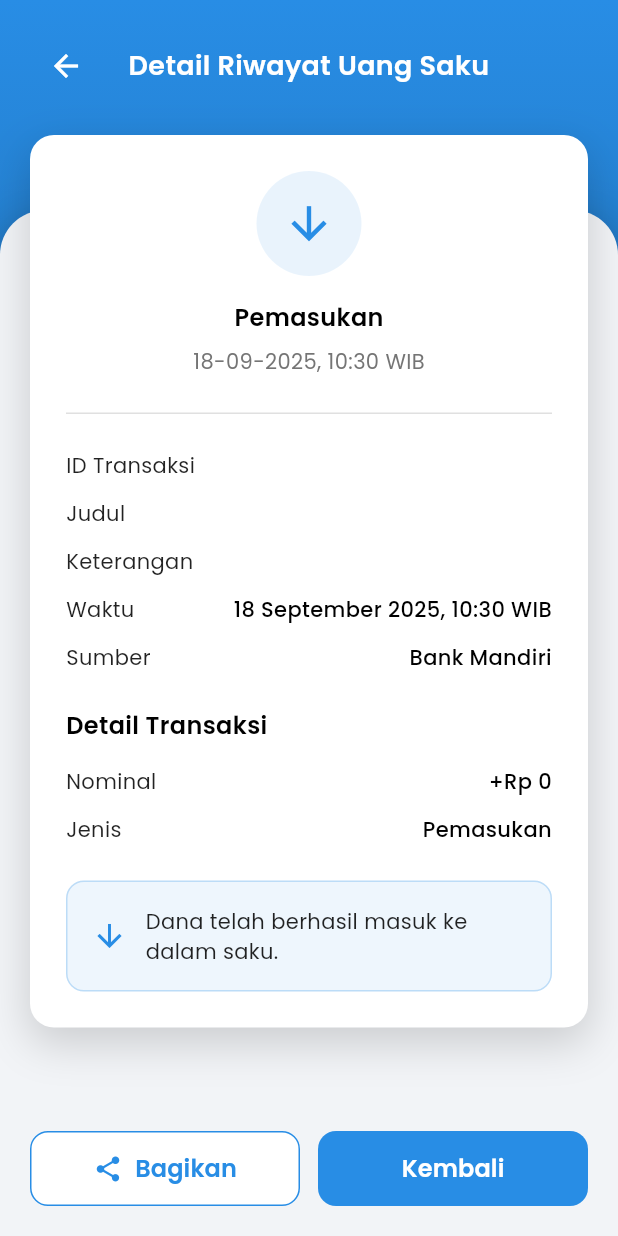
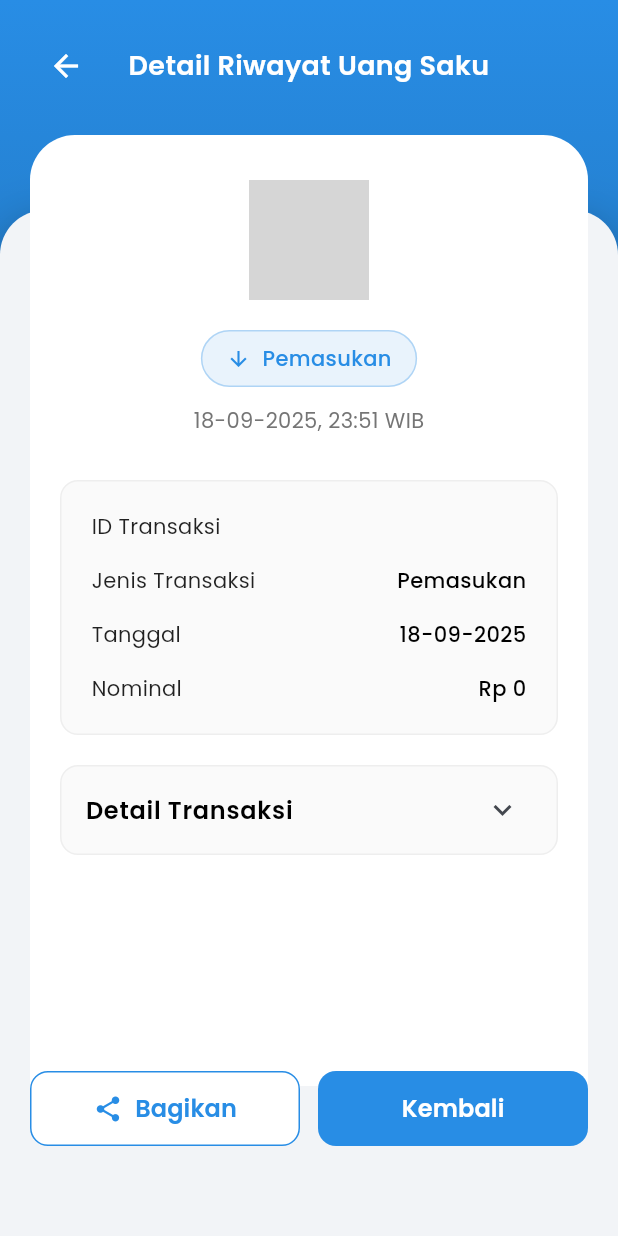
Before and after one commit to ErdiSepta/alhamra_mobile, a Flutter app: the DetailUangSakuPage screen opened directly with empty values, on a phone screen of 412 x 824 dp. Run offline on Flutter 3.47's test engine with Material 3 defaults, Android fonts, the phone set to English and light mode, and no system bars; drawn by our look-alikes of screenshot; our stand-ins replace cached_network_image, font_awesome_flutter, google_fonts, loading_animation_widget, pdf, persistent_bottom_nav_bar and 3 more; missing offline and left inert: file_saver; accounts and stored records are empty; network calls fail; grey boxes are pictures that could not be loaded.

Commit message:
fixing share dompet, tagihan, uang saku

```diff
--- a/lib/features/history/screens/detail_uang_saku_page.dart
+++ b/lib/features/history/screens/detail_uang_saku_page.dart
@@ -4,6 +4,7 @@ import 'package:intl/intl.dart';
 import 'package:path_provider/path_provider.dart';
 import 'package:pdf/widgets.dart' as pw;
 import 'package:screenshot/screenshot.dart';
+import 'package:share_plus/share_plus.dart';
 import 'dart:io';
 
 import '../../../core/models/pocket_money_history.dart';
@@ -118,102 +119,110 @@ class DetailUangSakuPage extends StatelessWidget {
               left: 20,
               right: 20,
               bottom: 100,
-              child: SingleChildScrollView(
               child: Screenshot(
                 controller: screenshotController,
                 child: Container(
                   width: double.infinity,
-                    padding: const EdgeInsets.all(24),
-                    decoration: BoxDecoration(
+                  decoration: const BoxDecoration(
                     color: Colors.white,
-                      borderRadius: BorderRadius.circular(16),
-                      boxShadow: [
-                        BoxShadow(
-                          color: Colors.black.withOpacity(0.16),
-                          blurRadius: 24,
-                          spreadRadius: 1,
-                          offset: const Offset(0, 10),
+                    borderRadius: BorderRadius.only(
+                      topLeft: Radius.circular(30),
+                      topRight: Radius.circular(30),
                     ),
-                      ],
                   ),
+                  child: SingleChildScrollView(
+                    child: Padding(
+                      padding: const EdgeInsets.all(20.0),
                       child: Column(
                         children: [
-                        // Icon bulat
-                        Container(
-                          width: 70,
-                          height: 70,
-                          decoration: BoxDecoration(
-                            color: accent.withOpacity(0.1),
-                            shape: BoxShape.circle,
-                          ),
-                          child: Icon(
-                            typeIcon,
-                            color: accent,
-                            size: 35,
+                          const SizedBox(height: 10),
+
+                          // Profile Image
+                          const CircleAvatar(
+                            radius: 40,
+                            backgroundImage: NetworkImage(
+                              'https://images.unsplash.com/photo-1517841905240-472988babdf9?q=80&w=1887&auto=format&fit=crop&ixlib=rb-4.0.3&ixid=M3wxMjA3fDB8MHxwaG90by1wYWdlfHx8fGVufDB8fHx8fA%3D%3D',
                             ),
                           ),
 
-                        const SizedBox(height: 16),
+                          const SizedBox(height: 20),
 
-                        // Jenis transaksi
-                        Row(
-                          mainAxisAlignment: MainAxisAlignment.center,
+                          // Status Badge
+                          Container(
+                            padding: const EdgeInsets.symmetric(horizontal: 16, vertical: 8),
+                            decoration: BoxDecoration(
+                              color: accent.withOpacity(0.1),
+                              borderRadius: BorderRadius.circular(20),
+                              border: Border.all(color: accent.withOpacity(0.3)),
+                            ),
+                            child: Row(
+                              mainAxisSize: MainAxisSize.min,
                               children: [
+                                Icon(
+                                  typeIcon,
+                                  color: accent,
+                                  size: 16,
+                                ),
+                                const SizedBox(width: 8),
                                 Text(
                                   typeText,
                                   style: AppStyles.bodyText(context).copyWith(
-                                fontSize: 16,
-                                fontWeight: FontWeight.w600,
-                                color: Colors.black,
+                                    fontSize: 14,
+                                    fontWeight: FontWeight.w500,
+                                    color: accent,
                                   ),
                                 ),
                               ],
                             ),
+                          ),
 
-                        const SizedBox(height: 8),
+                          const SizedBox(height: 12),
 
-                        // Tanggal
+                          // Date Time
                           Text(
-                          DateFormat('dd-MM-yyyy, HH:mm').format(transaction.date) + ' WIB',
+                            '${DateFormat('dd-MM-yyyy').format(transaction.date)}, 23:51 WIB',
                             style: AppStyles.bodyText(context).copyWith(
                               fontSize: 14,
                               color: Colors.grey[600],
                             ),
                           ),
 
-                        const SizedBox(height: 24),
+                          const SizedBox(height: 30),
 
-                        // Garis
-                        Container(height: 1, color: Colors.grey[300]),
-
-                        const SizedBox(height: 24),
-
-                        // Detail transaksi
-                        Column(
+                          // Transaction Details Card
+                          Container(
+                            width: double.infinity,
+                            padding: const EdgeInsets.all(20),
+                            decoration: BoxDecoration(
+                              color: Colors.grey[50],
+                              borderRadius: BorderRadius.circular(12),
+                              border: Border.all(color: Colors.grey[200]!),
+                            ),
+                            child: Column(
                               children: [
-                            _buildDetailRow('ID Transaksi', transaction.id),
-                            const SizedBox(height: 12),
-                            _buildDetailRow('Judul', transaction.title),
-                            const SizedBox(height: 12),
-                            _buildDetailRow('Keterangan', transaction.subtitle),
-                            const SizedBox(height: 12),
-                            _buildDetailRow('Waktu',
-                                DateFormat('dd MMMM yyyy, HH:mm').format(transaction.date) + ' WIB'),
-                            const SizedBox(height: 12),
-                            _buildDetailRow('Sumber', transaction.bankName),
-                            if (transaction.description != null && transaction.description!.isNotEmpty) ...[
-                              const SizedBox(height: 12),
-                              _buildDetailRow('Catatan', transaction.description!),
-                            ],
+                                _buildDetailRow('ID Transaksi', transaction.id, isBlue: true),
+                                const SizedBox(height: 16),
+                                _buildDetailRow('Jenis Transaksi', typeText),
+                                const SizedBox(height: 16),
+                                _buildDetailRow('Tanggal', DateFormat('dd-MM-yyyy').format(transaction.date)),
+                                const SizedBox(height: 16),
+                                _buildDetailRow('Nominal', _formatCurrency(transaction.amount)),
                               ],
                             ),
+                          ),
 
-                        const SizedBox(height: 24),
+                          const SizedBox(height: 20),
 
-                        // Detail nominal
-                        Align(
-                          alignment: Alignment.centerLeft,
-                          child: Text(
+                          // Detail Transaksi Expandable
+                          Container(
+                            width: double.infinity,
+                            decoration: BoxDecoration(
+                              color: Colors.grey[50],
+                              borderRadius: BorderRadius.circular(12),
+                              border: Border.all(color: Colors.grey[200]!),
+                            ),
+                            child: ExpansionTile(
+                              title: Text(
                                 'Detail Transaksi',
                                 style: AppStyles.bodyText(context).copyWith(
                                   fontSize: 16,
@@ -221,46 +230,19 @@ class DetailUangSakuPage extends StatelessWidget {
                                   color: Colors.black,
                                 ),
                               ),
-                        ),
-
+                              children: [
+                                Padding(
+                                  padding: const EdgeInsets.fromLTRB(20, 0, 20, 20),
+                                  child: Column(
+                                    children: [
+                                      _buildDetailRow('Status', typeText),
                                       const SizedBox(height: 16),
-
-                        Column(
-                          children: [
-                            _buildDetailRow(
-                                'Nominal',
-                                (transaction.type == PocketMoneyTransactionType.incoming ? '+' : '-') +
-                                    _formatCurrency(transaction.amount)),
-                            const SizedBox(height: 12),
-                            _buildDetailRow('Jenis', typeText),
+                                      _buildDetailRow('Saldo Setelah Transaksi', _formatCurrency(transaction.amount)),
+                                      if (transaction.description != null && transaction.description!.isNotEmpty) ...[
+                                        const SizedBox(height: 16),
+                                        _buildDetailRow('Keterangan', transaction.description!),
                                       ],
-                        ),
-
-                        const SizedBox(height: 24),
-
-                        // Info tambahan warna lembut
-                        Container(
-                          padding: const EdgeInsets.all(16),
-                          decoration: BoxDecoration(
-                            color: accent.withOpacity(0.08),
-                            borderRadius: BorderRadius.circular(12),
-                            border: Border.all(color: accent.withOpacity(0.25)),
-                          ),
-                          child: Row(
-                            children: [
-                              Icon(
-                                typeIcon,
-                                color: accent,
-                                size: 24,
-                              ),
-                              const SizedBox(width: 12),
-                              Expanded(
-                                child: Text(
-                                  _getTransactionMessage(transaction.type),
-                                  style: AppStyles.bodyText(context).copyWith(
-                                    fontSize: 14,
-                                    color: Colors.black87,
-                                  ),
+                                    ],
                                   ),
                                 ),
                               ],
@@ -272,13 +254,18 @@ class DetailUangSakuPage extends StatelessWidget {
                   ),
                 ),
               ),
+            ),
 
             // Tombol bawah
             Positioned(
               bottom: 20,
               left: 20,
               right: 20,
-              child: Row(
+              child: Column(
+                mainAxisSize: MainAxisSize.min,
+                children: [
+                  const SizedBox(height: 120),
+                  Row(
                     children: <Widget>[
                       Expanded(
                         child: SizedBox(
@@ -338,6 +325,9 @@ class DetailUangSakuPage extends StatelessWidget {
                       ),
                     ],
                   ),
+                  const SizedBox(height: 40),
+                ],
+              ),
             ),
           ],
         ),
@@ -349,8 +339,9 @@ class DetailUangSakuPage extends StatelessWidget {
     return 'Rp ${NumberFormat('#,###').format(amount)}';
   }
 
-  Widget _buildDetailRow(String label, String value) {
+  Widget _buildDetailRow(String label, String value, {bool isBlue = false}) {
     return Row(
+      crossAxisAlignment: CrossAxisAlignment.start,
       mainAxisAlignment: MainAxisAlignment.spaceBetween,
       children: [
         Text(
@@ -361,12 +352,13 @@ class DetailUangSakuPage extends StatelessWidget {
             fontWeight: FontWeight.w400,
           ),
         ),
+        const SizedBox(width: 16),
         Flexible(
           child: Text(
             value,
-            style: const TextStyle(
+            style: TextStyle(
               fontSize: 14,
-              color: Colors.black,
+              color: isBlue ? Colors.blue : Colors.black,
               fontWeight: FontWeight.w500,
             ),
             textAlign: TextAlign.right,
@@ -378,22 +370,21 @@ class DetailUangSakuPage extends StatelessWidget {
 
   void _share(BuildContext context) {
     final String shareText = '''
-📋 Detail Riwayat Uang Saku
+💰 Detail Transaksi Uang Saku
 
-🧾 Informasi Transaksi:
-• ID: ${transaction.id}
-• Judul: ${transaction.title}
-• Keterangan: ${transaction.subtitle}
-• Jenis: ${_getTransactionTypeText(transaction.type)}
-• Nominal: ${(transaction.type == PocketMoneyTransactionType.incoming ? '+' : '-')}${_formatCurrency(transaction.amount)}
-• Waktu: ${DateFormat('dd MMMM yyyy, HH:mm').format(transaction.date)} WIB
-• Sumber: ${transaction.bankName}${transaction.description != null ? '\n• Catatan: ${transaction.description}' : ''}
+📋 Informasi Transaksi:
+• ID Transaksi: ${transaction.id}
+• Jenis Transaksi: ${_getTransactionTypeText(transaction.type)}
+• Tanggal: ${DateFormat('dd-MM-yyyy').format(transaction.date)}
+• Nominal: ${_formatCurrency(transaction.amount)}
+• Status: ${_getTransactionTypeText(transaction.type)}
+${transaction.description != null && transaction.description!.isNotEmpty ? '• Keterangan: ${transaction.description!}\n' : ''}
+📅 ${DateFormat('dd-MM-yyyy').format(DateTime.now())}, ${DateFormat('HH:mm').format(DateTime.now())} WIB
 
-✅ Riwayat dari Aplikasi Alhamra
-📅 ${DateFormat('dd-MM-yyyy, HH:mm').format(DateTime.now())} WIB
+Terima kasih telah menggunakan layanan Al-Hamra Mobile! 🙏
     ''';
 
-    _showShareBottomSheet(context, shareText);
+    Share.share(shareText);
   }
 
   void _showShareBottomSheet(BuildContext parentContext, String shareText) {
```
Also changed, not shown: lib/features/history/screens/detail_dompet_page.dart (+107 -117 lines), lib/features/history/screens/detail_tagihan_page.dart (+114 -120 lines). Lines whose indentation alone changed are shown as unchanged.
